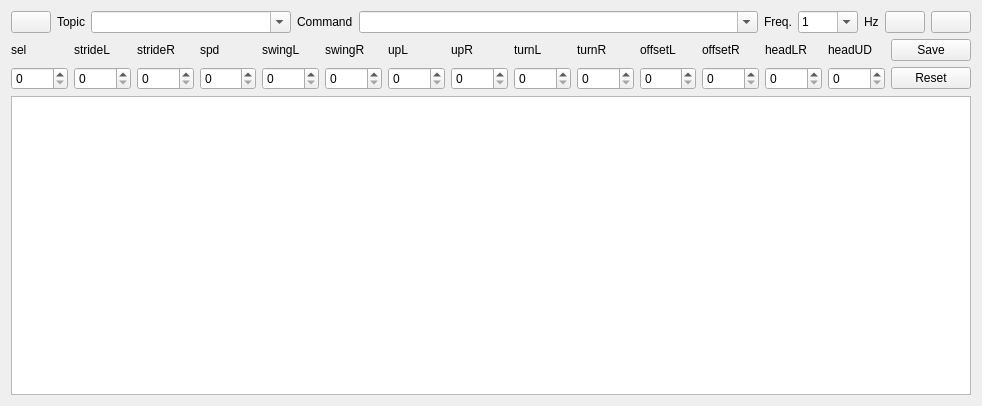
remvo/zstt-ros, file src/rqt_command_publisher/resource/CommandPublisher.ui: the form before one commit.
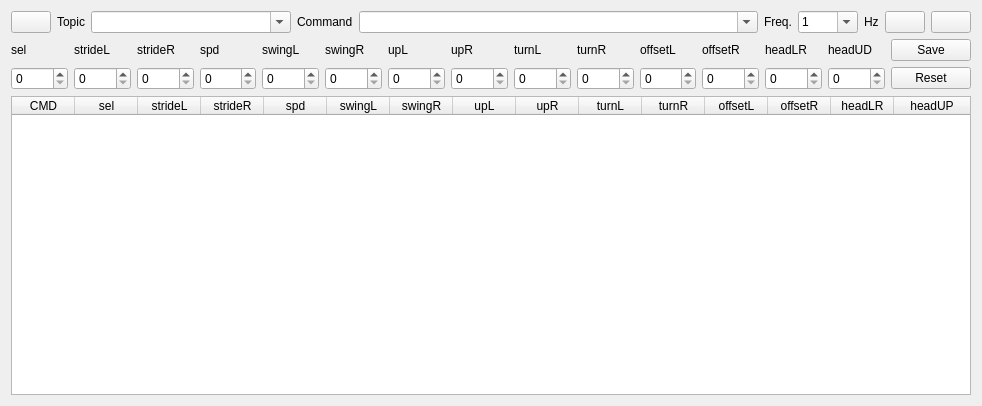
The form after the commit. Custom widgets are drawn as their Qt base class.

Commit message: Update rqt_command_publisher plugin

```diff
--- a/src/rqt_command_publisher/resource/CommandPublisher.ui
+++ b/src/rqt_command_publisher/resource/CommandPublisher.ui
@@ -439,29 +439,114 @@
     </layout>
    </item>
    <item>
-    <layout class="QHBoxLayout" name="horizontalLayout_2"/>
-   </item>
-   <item>
-    <widget class="QTreeView" name="publisher_tree_widget">
-     <property name="contextMenuPolicy">
-      <enum>Qt::CustomContextMenu</enum>
-     </property>
-     <property name="toolTip">
-      <string>Right click on item or selection for more options.</string>
-     </property>
-     <property name="dragEnabled">
-      <bool>true</bool>
-     </property>
-     <property name="dragDropMode">
-      <enum>QAbstractItemView::DragOnly</enum>
-     </property>
-     <property name="selectionMode">
-      <enum>QAbstractItemView::ExtendedSelection</enum>
-     </property>
-     <property name="sortingEnabled">
-      <bool>true</bool>
-     </property>
-    </widget>
+    <layout class="QHBoxLayout" name="horizontalLayout_2">
+     <item>
+      <widget class="QTableWidget" name="command_table_widget">
+       <property name="enabled">
+        <bool>true</bool>
+       </property>
+       <property name="editTriggers">
+        <set>QAbstractItemView::NoEditTriggers</set>
+       </property>
+       <property name="sortingEnabled">
+        <bool>true</bool>
+       </property>
+       <property name="rowCount">
+        <number>0</number>
+       </property>
+       <property name="columnCount">
+        <number>15</number>
+       </property>
+       <attribute name="horizontalHeaderCascadingSectionResizes">
+        <bool>false</bool>
+       </attribute>
+       <attribute name="horizontalHeaderDefaultSectionSize">
+        <number>63</number>
+       </attribute>
+       <attribute name="horizontalHeaderMinimumSectionSize">
+        <number>1</number>
+       </attribute>
+       <attribute name="horizontalHeaderStretchLastSection">
+        <bool>true</bool>
+       </attribute>
+       <column>
+        <property name="text">
+         <string>CMD</string>
+        </property>
+       </column>
+       <column>
+        <property name="text">
+         <string>sel</string>
+        </property>
+       </column>
+       <column>
+        <property name="text">
+         <string>strideL</string>
+        </property>
+       </column>
+       <column>
+        <property name="text">
+         <string>strideR</string>
+        </property>
+       </column>
+       <column>
+        <property name="text">
+         <string>spd</string>
+        </property>
+       </column>
+       <column>
+        <property name="text">
+         <string>swingL</string>
+        </property>
+       </column>
+       <column>
+        <property name="text">
+         <string>swingR</string>
+        </property>
+       </column>
+       <column>
+        <property name="text">
+         <string>upL</string>
+        </property>
+       </column>
+       <column>
+        <property name="text">
+         <string>upR</string>
+        </property>
+       </column>
+       <column>
+        <property name="text">
+         <string>turnL</string>
+        </property>
+       </column>
+       <column>
+        <property name="text">
+         <string>turnR</string>
+        </property>
+       </column>
+       <column>
+        <property name="text">
+         <string>offsetL</string>
+        </property>
+       </column>
+       <column>
+        <property name="text">
+         <string>offsetR</string>
+        </property>
+       </column>
+       <column>
+        <property name="text">
+         <string>headLR</string>
+        </property>
+       </column>
+       <column>
+        <property name="text">
+         <string>headUP</string>
+        </property>
+       </column>
+      </widget>
+     </item>
+    </layout>
    </item>
   </layout>
  </widget>
```
The commit also changes 2 other files.
